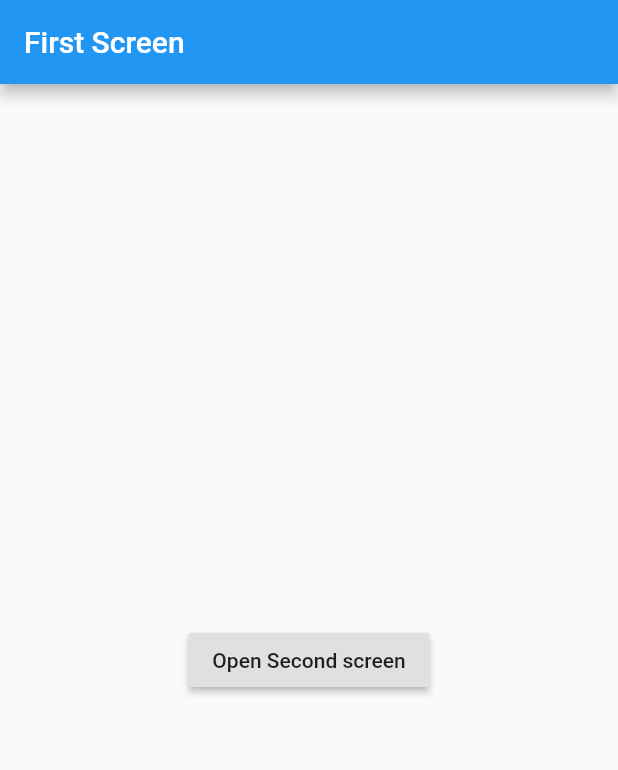
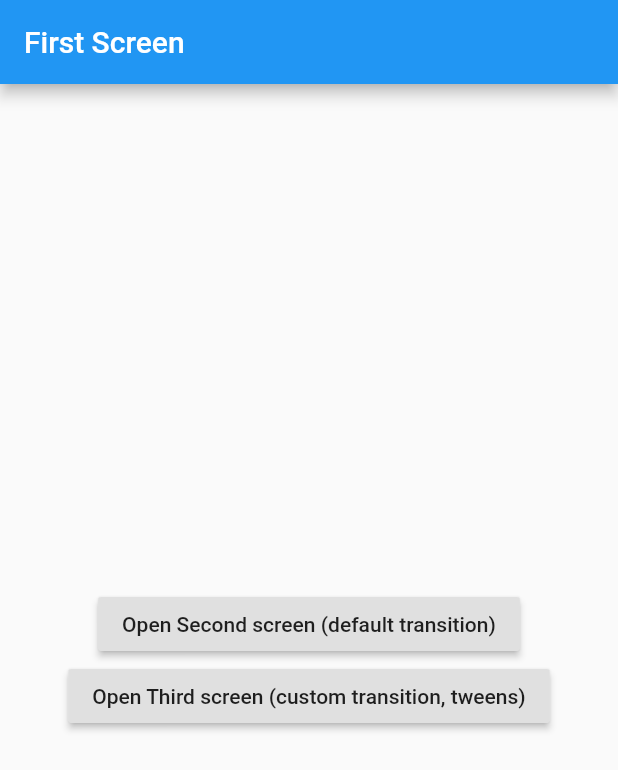
Before and after one commit to zeh/flutter_transitions, a Flutter app: the screen it shows after launch, on a phone screen of 412 x 824 dp. Shown: the top 770 px of the screen. Run offline on Flutter 3.47's test engine with Material 2 defaults, Android fonts, the phone set to English and light mode, and no system bars.

Commit message:
Created more transition examples, with a default for comparison

```diff
--- a/lib/main.dart
+++ b/lib/main.dart
@@ -11,6 +11,7 @@ class MyApp extends StatelessWidget {
       routes: {
         FirstScreen.routeName: (context) => FirstScreen(),
         SecondScreen.routeName: (context) => SecondScreen(),
+        ThirdScreen.routeName: (context) => ThirdScreen(),
       },
       theme: ThemeData(
         primarySwatch: Colors.blue,
@@ -21,7 +22,7 @@ class MyApp extends StatelessWidget {
 
 Route createRouteWithTransition() {
   return PageRouteBuilder(
-    pageBuilder: (context, animation, secondaryAnimation) => SecondScreen(),
+    pageBuilder: (context, animation, secondaryAnimation) => ThirdScreen(),
     transitionsBuilder: (context, animation, secondaryAnimation, child) {
       var begin = Offset(0.0, 1.0);
       var end = Offset.zero;
@@ -46,11 +47,22 @@ class FirstScreen extends StatelessWidget {
         title: Text('First Screen'),
       ),
       body: Center(
-        child: RaisedButton(
-          child: Text('Open Second screen'),
-          onPressed: () {
-            Navigator.push(context, createRouteWithTransition());
-          },
+        child: Column(
+          mainAxisAlignment: MainAxisAlignment.center,
+          children: <Widget>[
+            RaisedButton(
+              child: Text('Open Second screen (default transition)'),
+              onPressed: () {
+                Navigator.pushNamed(context, SecondScreen.routeName);
+              },
+            ),
+            RaisedButton(
+              child: Text('Open Third screen (custom transition, tweens)'),
+              onPressed: () {
+                Navigator.push(context, createRouteWithTransition());
+              },
+            ),
+          ],
         ),
       ),
     );
@@ -77,3 +89,24 @@ class SecondScreen extends StatelessWidget {
     );
   }
 }
+
+class ThirdScreen extends StatelessWidget {
+  static const routeName = '/third';
+
+  @override
+  Widget build(BuildContext context) {
+    return Scaffold(
+      appBar: AppBar(
+        title: Text("Third Screen"),
+      ),
+      body: Center(
+        child: RaisedButton(
+          onPressed: () {
+            Navigator.pop(context);
+          },
+          child: Text('Go back!'),
+        ),
+      ),
+    );
+  }
+}
```
